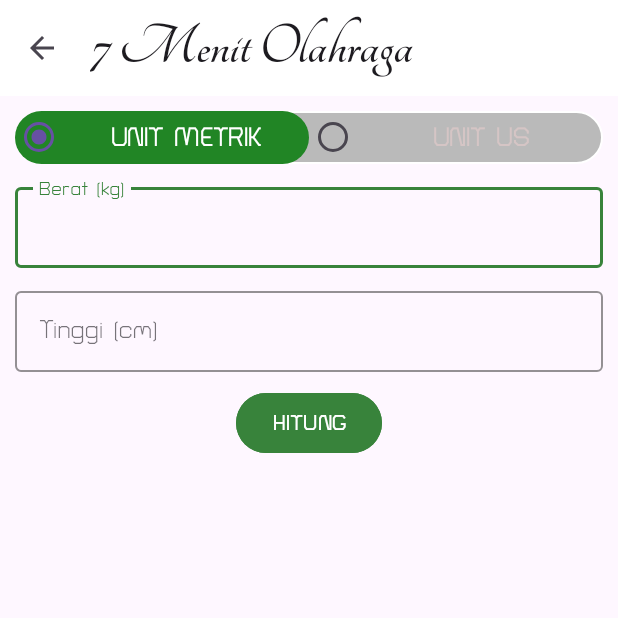
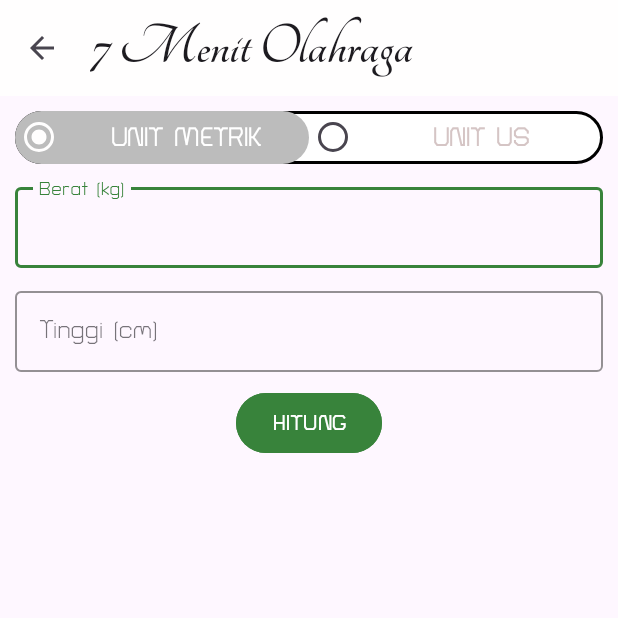
Before and after one commit to hendrimardani/7_minutes_workout, an Android app: the BMIActivity screen opened directly, with no data from a screen before it, on a phone screen of 412 x 824 dp, the top half of it. Run offline under Robolectric (Android 15) with nearby library versions, the phone set to English and light mode, and no system bars; libraries missing offline, so code that uses them is left out: www.sanju.motiontoast.

Commit message:
Change color button

```diff
--- a/app/src/main/res/drawable/radio_group_tab_background.xml
+++ b/app/src/main/res/drawable/radio_group_tab_background.xml
@@ -2,11 +2,11 @@
 <shape xmlns:android="http://schemas.android.com/apk/res/android"
     android:shape="rectangle">
 
-    <solid android:color="#BABABA" />
+    <solid android:color="#FFFFFF" />
 
     <stroke
-        android:width="1dp"
-        android:color="@color/white" />
+        android:width="2dp"
+        android:color="@color/black" />
 
     <corners android:radius="50dp" />
 
--- a/app/src/main/res/drawable/units_tab_selector.xml
+++ b/app/src/main/res/drawable/units_tab_selector.xml
@@ -2,7 +2,7 @@
 <selector xmlns:android="http://schemas.android.com/apk/res/android">
     <item android:state_checked="true">
         <shape android:shape="rectangle">
-            <solid android:color="#218525" />
+            <solid android:color="@color/dark_gray" />
             <corners android:radius="30dp" />
         </shape>
     </item>
--- a/app/src/main/res/layout/activity_bmi.xml
+++ b/app/src/main/res/layout/activity_bmi.xml
@@ -40,6 +40,7 @@
             android:gravity="center"
             android:text="UNIT METRIK"
             style="@style/font_turrent_road_regular"
+            app:buttonTint="@color/white"
             android:textColor="@drawable/units_tab_text_color_selector"
             android:textSize="16sp"
             android:textStyle="bold" />
@@ -203,6 +204,7 @@
             android:layout_width="match_parent"
             android:layout_height="wrap_content"
             android:text="BMI Kamu"
+            style="@style/font_turrent_road_regular"
             android:textSize="20sp"
             android:textColor="#9F9F9F"
             android:gravity="center"
@@ -213,6 +215,7 @@
             android:layout_width="match_parent"
             android:layout_height="wrap_content"
             tools:text="25.01"
+            style="@style/font_turrent_road_regular"
             android:gravity="center"
             android:textSize="25sp"
             android:textColor="#9F9F9F"
@@ -223,6 +226,7 @@
             android:layout_width="match_parent"
             android:layout_height="wrap_content"
             tools:text="Overweight"
+            style="@style/font_turrent_road_regular"
             android:gravity="center"
             android:textSize="20sp"
             android:textColor="#9F9F9F" />
@@ -232,6 +236,7 @@
             android:layout_width="match_parent"
             android:layout_height="wrap_content"
             android:gravity="center"
+            style="@style/font_turrent_road_regular"
             android:textSize="15sp"
             android:textColor="#989898"
             tools:text="Oops!!! You really ..." />
--- a/app/src/main/res/values/colors.xml
+++ b/app/src/main/res/values/colors.xml
@@ -1,8 +1,9 @@
 <?xml version="1.0" encoding="utf-8"?>
 <resources>
     <color name="black">#FF000000</color>
-    <color name="white">#FFFFFF</color>
+    <color name="white">#FFFEFE</color>
     <color name="light_gray">#DCD7D7</color>
+    <color name="dark_gray">#FFBCBCBC</color>
     <color name="light_green">#7EFF83</color>
     <color name="dark_green">#38833B</color>
     <color name="red">#FFFF0000</color>
```
